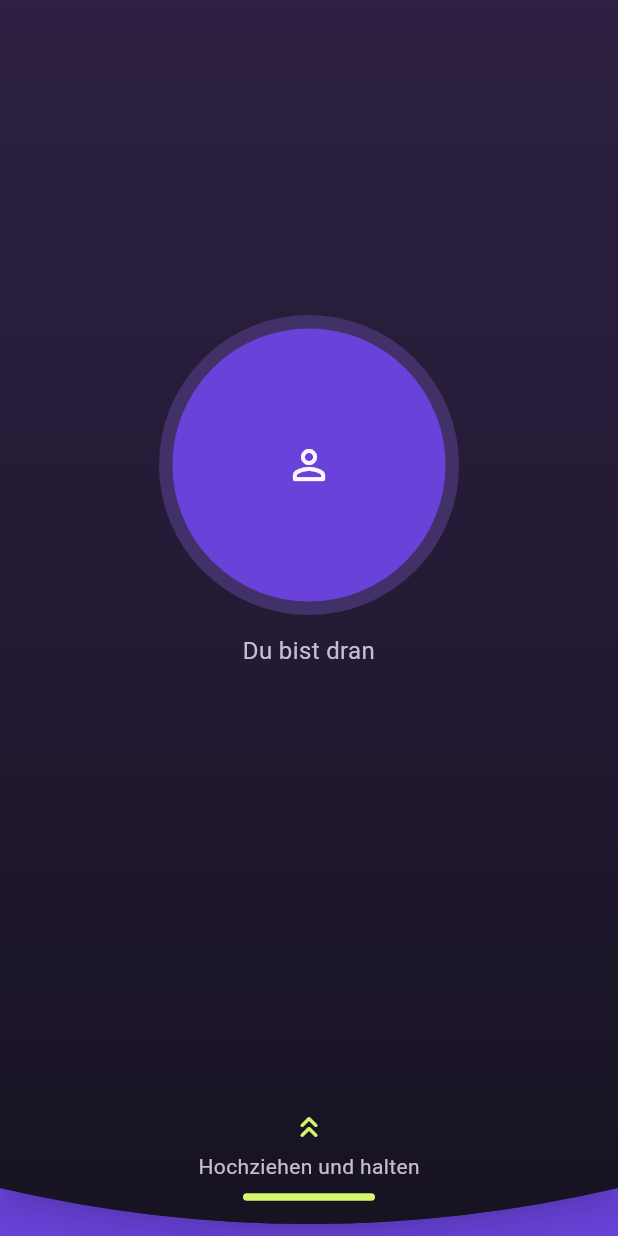
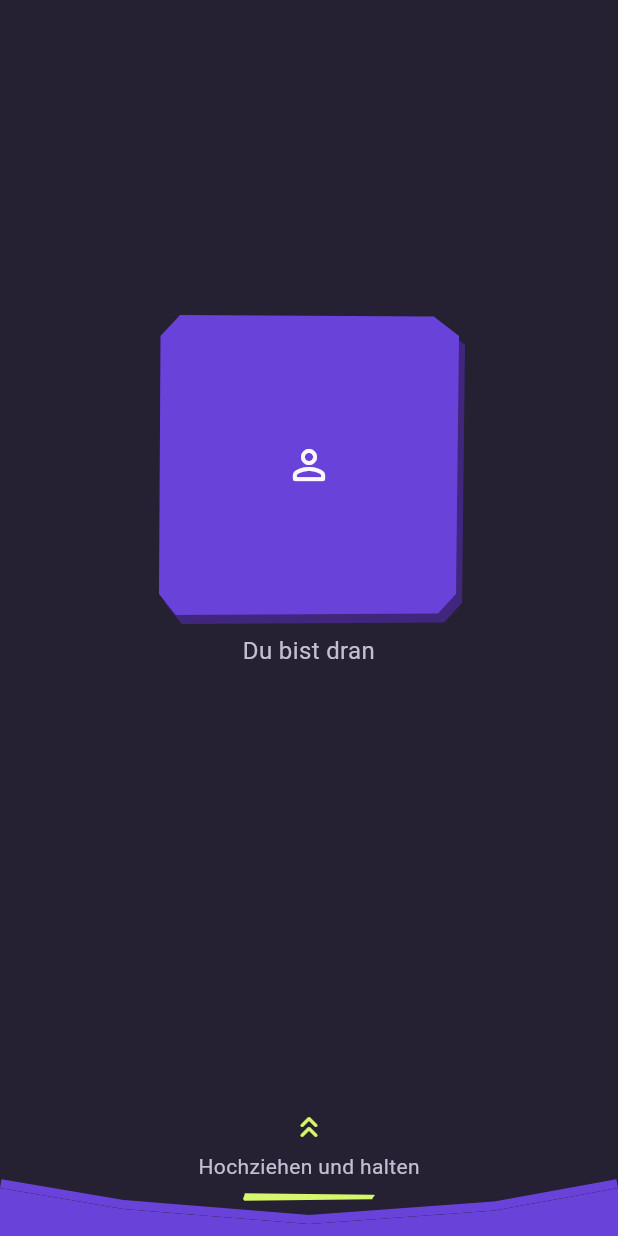
Before and after one commit to TobioBobi/secret-word-society, a Flutter app: the SecretCurtain widget shown alone on an empty page, opened directly with empty values, on a phone screen of 412 x 824 dp. Run offline on Flutter 3.47's test engine with Material 3 defaults, Android fonts, the phone set to English and light mode, and no system bars; our stand-ins replace camera, flutter_svg; missing offline and left inert: dicebear_core, dicebear_styles, google_mlkit_face_detection.

Commit message:
Cutout-Geheimnisse (#87)

```diff
--- a/lib/ui/secret_curtain.dart
+++ b/lib/ui/secret_curtain.dart
@@ -6,6 +6,7 @@ import 'package:flutter/material.dart';
 import 'package:flutter/services.dart';
 
 import '../l10n/app_localizations.dart';
+import 'cutout.dart';
 import 'handoff_avatar.dart';
 import 'handoff_entrances.dart';
 import 'party_theme.dart';
@@ -256,15 +257,15 @@ class _SecretCurtainState extends State<SecretCurtain>
     final text = _secretTextKey.currentContext?.findRenderObject();
     final panel = _panelKey.currentContext?.findRenderObject();
     if (text is! RenderBox || panel is! RenderBox || !text.hasSize) return;
-    // Include FittedBox scaling and the curve at the rendered text's center,
+    // Include FittedBox scaling and the paper edge at the rendered text's center,
     // which can sit off-center when a long secret is scaled down.
     final middle = text.localToGlobal(text.size.center(Offset.zero));
-    final curveY = _SoftEdgeClipper.edgeY(
+    final edgeY = _PaperEdgeClipper.edgeY(
       panel.size,
       panel.globalToLocal(middle).dx,
     );
     final edge =
-        panel.localToGlobal(Offset(0, curveY)).dy - travel * _cover.value;
+        panel.localToGlobal(Offset(0, edgeY)).dy - travel * _cover.value;
     if (edge <= middle.dy) {
       _requestedViewed = true;
       _viewed = true;
@@ -378,9 +379,9 @@ class _SecretCurtainState extends State<SecretCurtain>
                           builder: (context, _) =>
                               widget.revealed && _cover.value > 0
                               ? LayoutBuilder(
-                                  // The curved cover is the visual mask. A second,
+                                  // The paper cover is the visual mask. A second,
                                   // rectangular clip would hide the text beyond
-                                  // that curve and make the moving edge look flat.
+                                  // the cut edge and conceal otherwise visible text.
                                   builder: (context, space) => ExcludeSemantics(
                                     key: const ValueKey(
                                       'secret-curtain-opening',
@@ -446,23 +447,10 @@ class _SecretCurtainState extends State<SecretCurtain>
                             // Losing before a drag starts is not a canceled viewing.
                             if (_dragging) _interrupt();
                           },
-                          child: PhysicalShape(
-                            clipper: const _SoftEdgeClipper(),
-                            clipBehavior: Clip.antiAlias,
-                            color: PartyColors.surface,
-                            elevation: 8,
-                            shadowColor: Colors.black54,
+                          child: _PaperCover(
                             child: DecoratedBox(
                               decoration: const BoxDecoration(
-                                gradient: LinearGradient(
-                                  begin: Alignment.topCenter,
-                                  end: Alignment.bottomCenter,
-                                  colors: [
-                                    Color(0xFF2D2042),
-                                    Color(0xFF231A34),
-                                    PartyColors.background,
-                                  ],
-                                ),
+                                color: PartyColors.surface,
                               ),
                               child: Stack(
                                 fit: StackFit.expand,
@@ -489,6 +477,26 @@ class _SecretCurtainState extends State<SecretCurtain>
                                         if (accessible) ...[
                                           const SizedBox(height: 16),
                                           FilledButton(
+                                            style:
+                                                FilledButton.styleFrom(
+                                                  shape: const PaperBorder(),
+                                                  elevation: 0,
+                                                ).copyWith(
+                                                  side:
+                                                      WidgetStateProperty.resolveWith(
+                                                        (states) => BorderSide(
+                                                          color: PartyColors
+                                                              .background,
+                                                          width:
+                                                              states.contains(
+                                                                WidgetState
+                                                                    .focused,
+                                                              )
+                                                              ? 3
+                                                              : 0,
+                                                        ),
+                                                      ),
+                                                ),
                                             onPressed:
                                                 widget.canAdvance && !_returning
                                                 ? () => unawaited(
@@ -544,11 +552,9 @@ class _SecretCurtainState extends State<SecretCurtain>
                                             ),
                                             const SizedBox(height: 8),
                                             const DecoratedBox(
-                                              decoration: BoxDecoration(
+                                              decoration: ShapeDecoration(
                                                 color: PartyColors.lime,
-                                                borderRadius: BorderRadius.all(
-                                                  Radius.circular(4),
-                                                ),
+                                                shape: PaperBorder(),
                                               ),
                                               child: SizedBox(
                                                 width: 88,
@@ -683,14 +689,14 @@ class _SecretCurtainState extends State<SecretCurtain>
     key: const ValueKey('curtain-avatar'),
     width: avatarSize,
     height: avatarSize,
-    decoration: BoxDecoration(
-      shape: BoxShape.circle,
+    decoration: const ShapeDecoration(
+      shape: PaperBorder(),
       color: PartyColors.purple,
-      border: Border.all(
-        color: const Color(0xFF423068),
-        width: avatarSize * .045,
-      ),
+      shadows: [
+        BoxShadow(color: PartyColors.paperShadow, offset: Cutout.shadowOffset),
+      ],
     ),
+    padding: EdgeInsets.all(avatarSize * .045),
     child:
         widget.avatar ??
         const ExcludeSemantics(
@@ -737,29 +743,86 @@ class _SecretCurtainState extends State<SecretCurtain>
   );
 }
 
-class _SoftEdgeClipper extends CustomClipper<Path> {
-  const _SoftEdgeClipper();
+class _PaperCover extends StatelessWidget {
+  const _PaperCover({required this.child});
 
-  static const _inset = 32.0;
-  static const _controlDepth = 16.0;
+  final Widget child;
+
+  @override
+  Widget build(BuildContext context) => PhysicalShape(
+    clipper: const _PaperEdgeClipper(),
+    clipBehavior: Clip.antiAlias,
+    color: PartyColors.surface,
+    child: CustomPaint(
+      foregroundPainter: const _PaperEdgePainter(),
+      child: child,
+    ),
+  );
+}
+
+/// The purple paper lip stays inside the mask, so it cannot hide extra text.
+class _PaperEdgePainter extends CustomPainter {
+  const _PaperEdgePainter();
+
+  @override
+  void paint(Canvas canvas, Size size) {
+    final path = Path();
+    for (final (index, point) in _PaperEdgeClipper._edge.indexed) {
+      if (index == 0) {
+        path.moveTo(size.width * point.dx, size.height + point.dy);
+      } else {
+        path.lineTo(size.width * point.dx, size.height + point.dy);
+      }
+    }
+    canvas.drawPath(
+      path,
+      Paint()
+        ..color = PartyColors.purple
+        ..style = PaintingStyle.stroke
+        ..strokeWidth = 12,
+    );
+  }
+
+  @override
+  bool shouldRepaint(_PaperEdgePainter oldDelegate) => false;
+}
+
+class _PaperEdgeClipper extends CustomClipper<Path> {
+  const _PaperEdgeClipper();
+
+  // A shallow cut-paper edge. Rendering and text eligibility share this line.
+  static const _edge = [
+    Offset(0, -32),
+    Offset(.2, -18),
+    Offset(.5, -8),
+    Offset(.8, -17),
+    Offset(1, -32),
+  ];
 
   static double edgeY(Size size, double x) {
     final t = (x / size.width).clamp(0.0, 1.0);
-    return size.height - _inset + 2 * (_inset + _controlDepth) * t * (1 - t);
+    for (var i = 1; i < _edge.length; i++) {
+      final left = _edge[i - 1];
+      final right = _edge[i];
+      if (t <= right.dx) {
+        final fraction = (t - left.dx) / (right.dx - left.dx);
+        return size.height + left.dy + (right.dy - left.dy) * fraction;
+      }
+    }
+    return size.height + _edge.last.dy;
   }
 
   @override
-  Path getClip(Size size) => Path()
-    ..lineTo(0, size.height - _inset)
-    ..quadraticBezierTo(
-      size.width * .5,
-      size.height + _controlDepth,
-      size.width,
-      size.height - _inset,
-    )
-    ..lineTo(size.width, 0)
-    ..close();
+  Path getClip(Size size) {
+    final path = Path();
+    for (final point in _edge) {
+      path.lineTo(size.width * point.dx, size.height + point.dy);
+    }
+    return path
+      ..lineTo(size.width, 0)
+      ..close();
+  }
 
   @override
-  bool shouldReclip(_SoftEdgeClipper oldClipper) => false;
+  bool shouldReclip(_PaperEdgeClipper oldClipper) => false;
 }
--- a/lib/ui/session_screen.dart
+++ b/lib/ui/session_screen.dart
@@ -889,7 +889,7 @@ class _SessionScreenState extends State<SessionScreen>
       padding: const EdgeInsets.symmetric(horizontal: 12, vertical: 8),
       decoration: ShapeDecoration(
         color: PartyColors.surface,
-        shape: _session.round == null
+        shape: _session.round == null || _session.round!.currentPlayer != null
             ? const PaperBorder(side: BorderSide(color: PartyColors.outline))
             : RoundedRectangleBorder(borderRadius: BorderRadius.circular(12)),
       ),
@@ -1486,7 +1486,19 @@ class _SessionScreenState extends State<SessionScreen>
     AppLocalizations strings,
     PlayerSecret secret,
     Key textKey,
-  ) => Column(
+  ) => DecoratedBox(
+    decoration: const ShapeDecoration(
+      color: PartyColors.text,
+      shape: PaperBorder(),
+      shadows: [
+        BoxShadow(color: PartyColors.paperShadow, offset: Cutout.shadowOffset),
+      ],
+    ),
+    child: Padding(
+      padding: Cutout.padding,
+      child: DefaultTextStyle.merge(
+        style: const TextStyle(color: PartyColors.background),
+        child: Column(
           mainAxisSize: MainAxisSize.min,
           crossAxisAlignment: CrossAxisAlignment.stretch,
           children: [
@@ -1495,7 +1507,10 @@ class _SessionScreenState extends State<SessionScreen>
                 _session.round!.allowsMultipleSuspects
                     ? strings.multipleImposterRole
                     : strings.imposterRole,
-          style: const TextStyle(fontSize: 22, fontWeight: FontWeight.w800),
+                style: const TextStyle(
+                  fontSize: 22,
+                  fontWeight: FontWeight.w800,
+                ),
               ),
               const SizedBox(height: 16),
             ],
@@ -1511,6 +1526,9 @@ class _SessionScreenState extends State<SessionScreen>
               style: const TextStyle(fontSize: 30, fontWeight: FontWeight.w800),
             ),
           ],
+        ),
+      ),
+    ),
   );
 
   Widget _buildReadyCard(AppLocalizations strings) =>
```
Also changed, not shown: 2 other files. Lines whose indentation alone changed are shown as unchanged.
